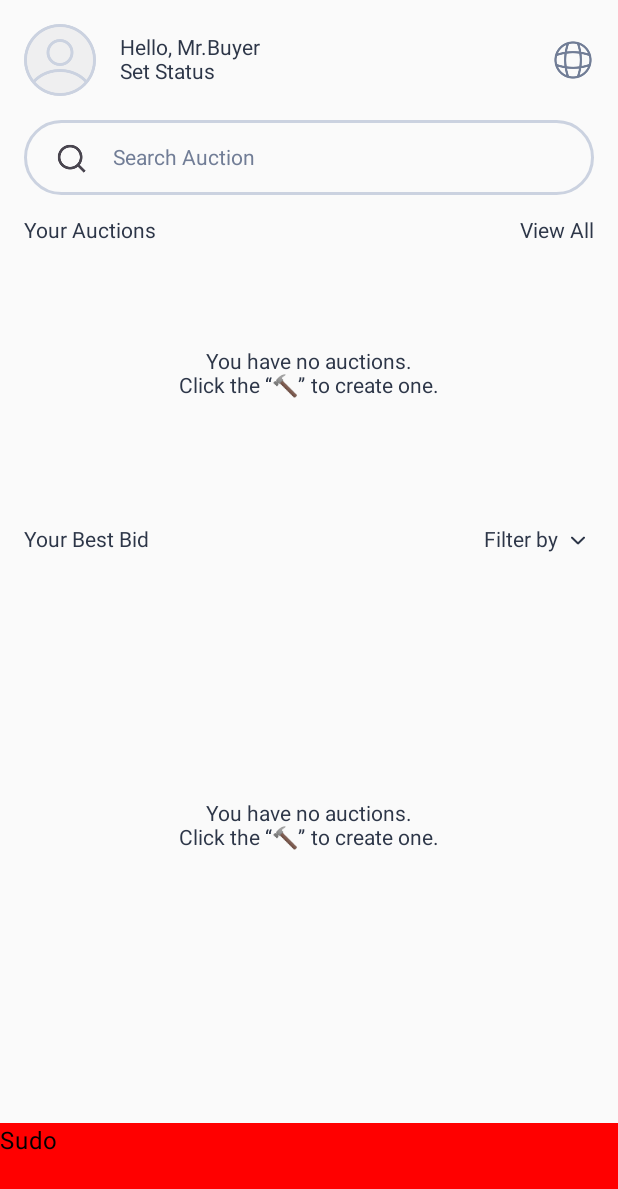
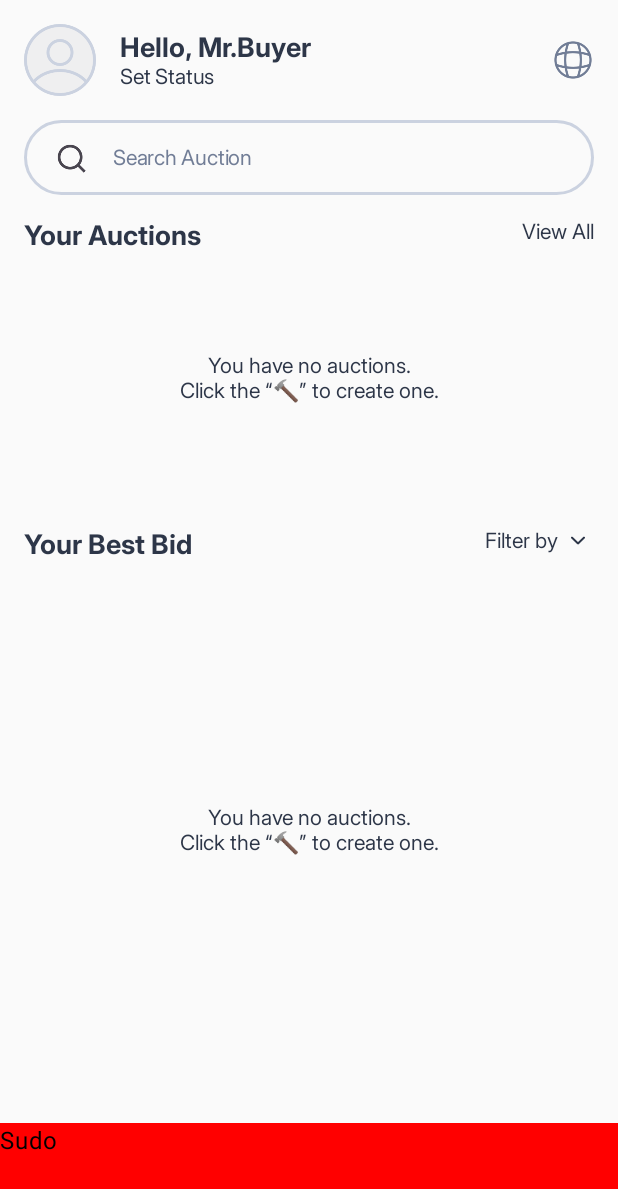
Before and after one commit to ItsForJax/EAuction, an Android app built with Jetpack Compose: the screen it shows after launch (MainActivity), on a phone screen of 412 x 824 dp. Shown: the top 1189 px of the screen. Run offline under Robolectric (Android 15) with nearby library versions, the phone set to English and light mode, and no system bars.

Commit message:
Updated some typography values

```diff
--- a/app/src/main/java/com/epds/dev/eauction/ui/theme/Type.kt
+++ b/app/src/main/java/com/epds/dev/eauction/ui/theme/Type.kt
@@ -51,7 +51,12 @@ val extendedTypography = AppTypography(
         letterSpacing = 0.01.em
     ),
 
-    headingXS = TextStyle(),
+    headingXS = TextStyle(
+        fontFamily = interFontFamily,
+        fontWeight = FontWeight.Bold,
+        fontSize = 18.sp,
+        lineHeight = 28.sp
+    ),
 
     headingSmall = TextStyle(
         fontFamily = interFontFamily,
@@ -60,11 +65,22 @@ val extendedTypography = AppTypography(
         lineHeight = 33.sp
     ),
 
-    bodySmall = TextStyle(),
+    bodySmall = TextStyle(
+        fontFamily = interFontFamily,
+        fontWeight = FontWeight.Normal,
+        fontSize = 14.sp,
+        lineHeight = 24.sp,
+    ),
 
     bodyExtraSmall = TextStyle(),
 
-    bodyMedium = TextStyle(),
+    bodyMedium = TextStyle(
+        fontFamily = interFontFamily,
+        fontWeight = FontWeight.Normal,
+        fontSize = 14.sp,
+        lineHeight = 24.sp,
+        letterSpacing = (-0.01).em
+    ),
 
     span14px = TextStyle(),
 
```
